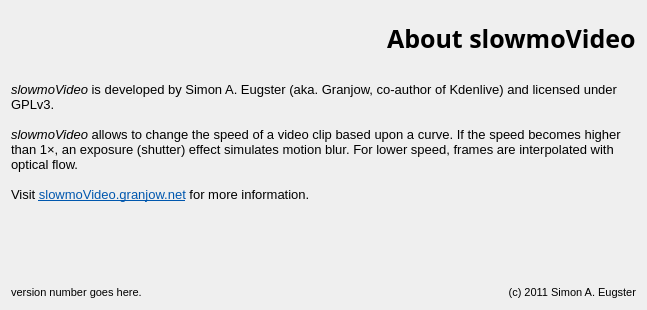
First picture: the form in slowmoVideo/slowmoUI/dialogues/aboutDialog.ui, repository slowmoVideo/slowmoVideo, before the edit.
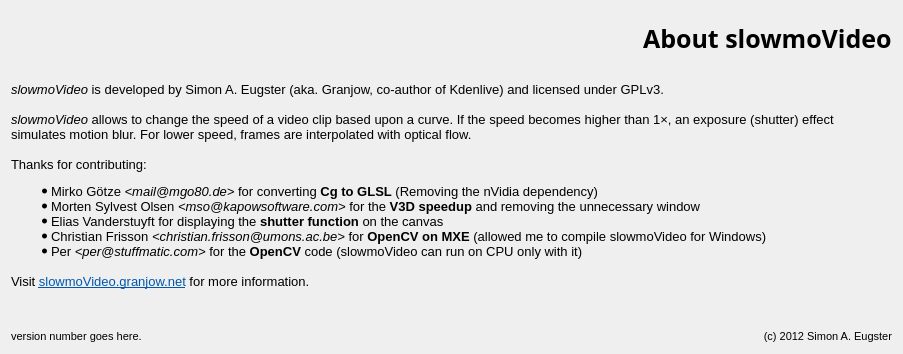
Second picture: the form after the edit.

Commit message: Always display units on the canvas. Help and about extended.

The edit to the form file:
```diff
--- a/slowmoVideo/slowmoUI/dialogues/aboutDialog.ui
+++ b/slowmoVideo/slowmoUI/dialogues/aboutDialog.ui
@@ -6,8 +6,8 @@
    <rect>
     <x>0</x>
     <y>0</y>
-    <width>647</width>
-    <height>310</height>
+    <width>903</width>
+    <height>354</height>
    </rect>
   </property>
   <property name="windowTitle">
@@ -43,9 +43,16 @@
 p, li { white-space: pre-wrap; }
 &lt;/style&gt;&lt;/head&gt;&lt;body style=&quot; font-family:'Bitstream Vera Sans'; font-size:10pt; font-weight:400; font-style:normal;&quot;&gt;
 &lt;p style=&quot; margin-top:0px; margin-bottom:0px; margin-left:0px; margin-right:0px; -qt-block-indent:0; text-indent:0px;&quot;&gt;&lt;span style=&quot; font-style:italic;&quot;&gt;slowmoVideo&lt;/span&gt; is developed by Simon A. Eugster (aka. Granjow, co-author of Kdenlive) and licensed under GPLv3.&lt;/p&gt;
-&lt;p style=&quot;-qt-paragraph-type:empty; margin-top:0px; margin-bottom:0px; margin-left:0px; margin-right:0px; -qt-block-indent:0; text-indent:0px;&quot;&gt;&lt;/p&gt;
+&lt;p style=&quot;-qt-paragraph-type:empty; margin-top:0px; margin-bottom:0px; margin-left:0px; margin-right:0px; -qt-block-indent:0; text-indent:0px;&quot;&gt;&lt;br /&gt;&lt;/p&gt;
 &lt;p style=&quot; margin-top:0px; margin-bottom:0px; margin-left:0px; margin-right:0px; -qt-block-indent:0; text-indent:0px;&quot;&gt;&lt;span style=&quot; font-style:italic;&quot;&gt;slowmoVideo&lt;/span&gt; allows to change the speed of a video clip based upon a curve. If the speed becomes higher than 1×, an exposure (shutter) effect simulates motion blur. For lower speed, frames are interpolated with optical flow.&lt;/p&gt;
-&lt;p style=&quot;-qt-paragraph-type:empty; margin-top:0px; margin-bottom:0px; margin-left:0px; margin-right:0px; -qt-block-indent:0; text-indent:0px;&quot;&gt;&lt;/p&gt;
+&lt;p style=&quot;-qt-paragraph-type:empty; margin-top:0px; margin-bottom:0px; margin-left:0px; margin-right:0px; -qt-block-indent:0; text-indent:0px;&quot;&gt;&lt;br /&gt;&lt;/p&gt;
+&lt;p style=&quot; margin-top:0px; margin-bottom:0px; margin-left:0px; margin-right:0px; -qt-block-indent:0; text-indent:0px;&quot;&gt;Thanks for contributing:&lt;/p&gt;
+&lt;ul style=&quot;margin-top: 0px; margin-bottom: 0px; margin-left: 0px; margin-right: 0px; -qt-list-indent: 1;&quot;&gt;&lt;li style=&quot; margin-top:12px; margin-bottom:0px; margin-left:0px; margin-right:0px; -qt-block-indent:0; text-indent:0px;&quot;&gt;Mirko Götze &lt;span style=&quot; font-style:italic;&quot;&gt;&amp;lt;mail@mgo80.de&amp;gt;&lt;/span&gt; for converting &lt;span style=&quot; font-weight:600;&quot;&gt;Cg to GLSL&lt;/span&gt; (Removing the nVidia dependency)&lt;/li&gt;
+&lt;li style=&quot; margin-top:0px; margin-bottom:0px; margin-left:0px; margin-right:0px; -qt-block-indent:0; text-indent:0px;&quot;&gt;Morten Sylvest Olsen &lt;span style=&quot; font-style:italic;&quot;&gt;&amp;lt;mso@kapowsoftware.com&amp;gt;&lt;/span&gt; for the &lt;span style=&quot; font-weight:600;&quot;&gt;V3D speedup&lt;/span&gt; and removing the unnecessary window&lt;/li&gt;
+&lt;li style=&quot; margin-top:0px; margin-bottom:0px; margin-left:0px; margin-right:0px; -qt-block-indent:0; text-indent:0px;&quot;&gt;Elias Vanderstuyft for displaying the &lt;span style=&quot; font-weight:600;&quot;&gt;shutter function&lt;/span&gt; on the canvas&lt;/li&gt;
+&lt;li style=&quot; margin-top:0px; margin-bottom:0px; margin-left:0px; margin-right:0px; -qt-block-indent:0; text-indent:0px;&quot;&gt;Christian Frisson &lt;span style=&quot; font-style:italic;&quot;&gt;&amp;lt;christian.frisson@umons.ac.be&amp;gt;&lt;/span&gt; for&lt;span style=&quot; font-weight:600;&quot;&gt; OpenCV on MXE&lt;/span&gt; (allowed me to compile slowmoVideo for Windows)&lt;/li&gt;
+&lt;li style=&quot; margin-top:0px; margin-bottom:0px; margin-left:0px; margin-right:0px; -qt-block-indent:0; text-indent:0px;&quot;&gt;Per &lt;span style=&quot; font-style:italic;&quot;&gt;&amp;lt;per@stuffmatic.com&amp;gt;&lt;/span&gt; for the&lt;span style=&quot; font-weight:600;&quot;&gt; OpenCV&lt;/span&gt; code (slowmoVideo can run on CPU only with it)&lt;/li&gt;&lt;/ul&gt;
+&lt;p style=&quot;-qt-paragraph-type:empty; margin-top:0px; margin-bottom:0px; margin-left:0px; margin-right:0px; -qt-block-indent:0; text-indent:0px;&quot;&gt;&lt;br /&gt;&lt;/p&gt;
 &lt;p style=&quot; margin-top:0px; margin-bottom:0px; margin-left:0px; margin-right:0px; -qt-block-indent:0; text-indent:0px;&quot;&gt;Visit &lt;a href=&quot;http://slowmoVideo.granjow.net&quot;&gt;&lt;span style=&quot; text-decoration: underline; color:#0057ae;&quot;&gt;slowmoVideo.granjow.net&lt;/span&gt;&lt;/a&gt; for more information.&lt;/p&gt;&lt;/body&gt;&lt;/html&gt;</string>
      </property>
      <property name="textFormat">
@@ -123,7 +130,7 @@
         </font>
        </property>
        <property name="text">
-        <string>(c) 2011 Simon A. Eugster</string>
+        <string>(c) 2012 Simon A. Eugster</string>
        </property>
        <property name="alignment">
         <set>Qt::AlignRight|Qt::AlignTrailing|Qt::AlignVCenter</set>
```
The commit also changes 9 other files.
